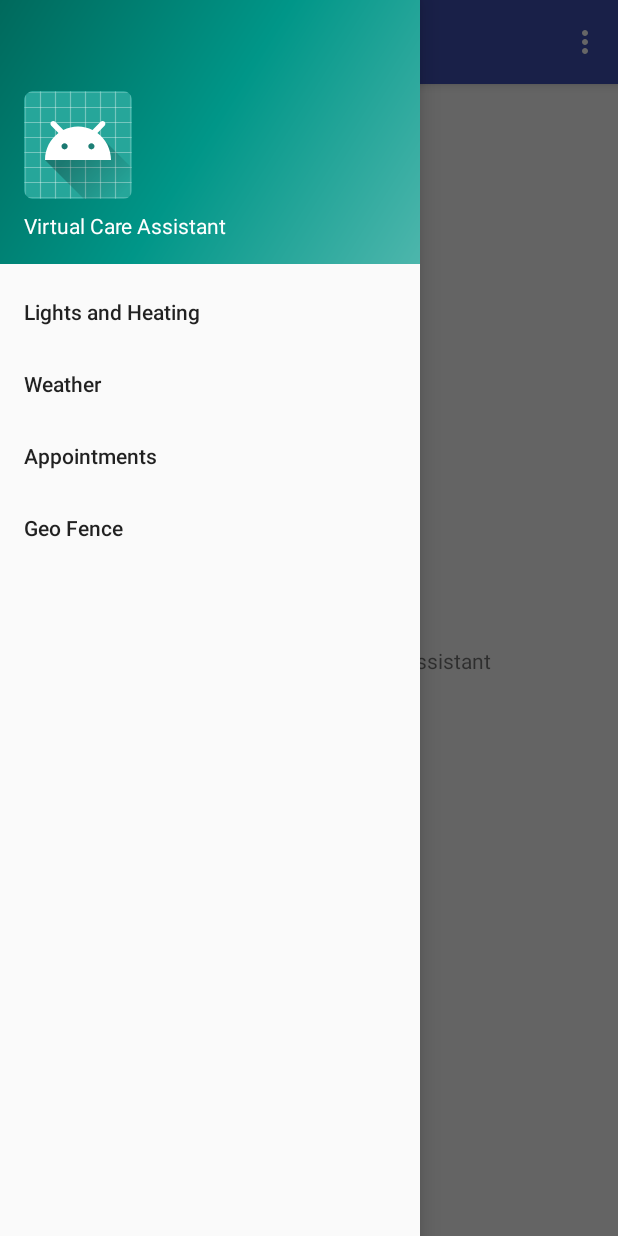
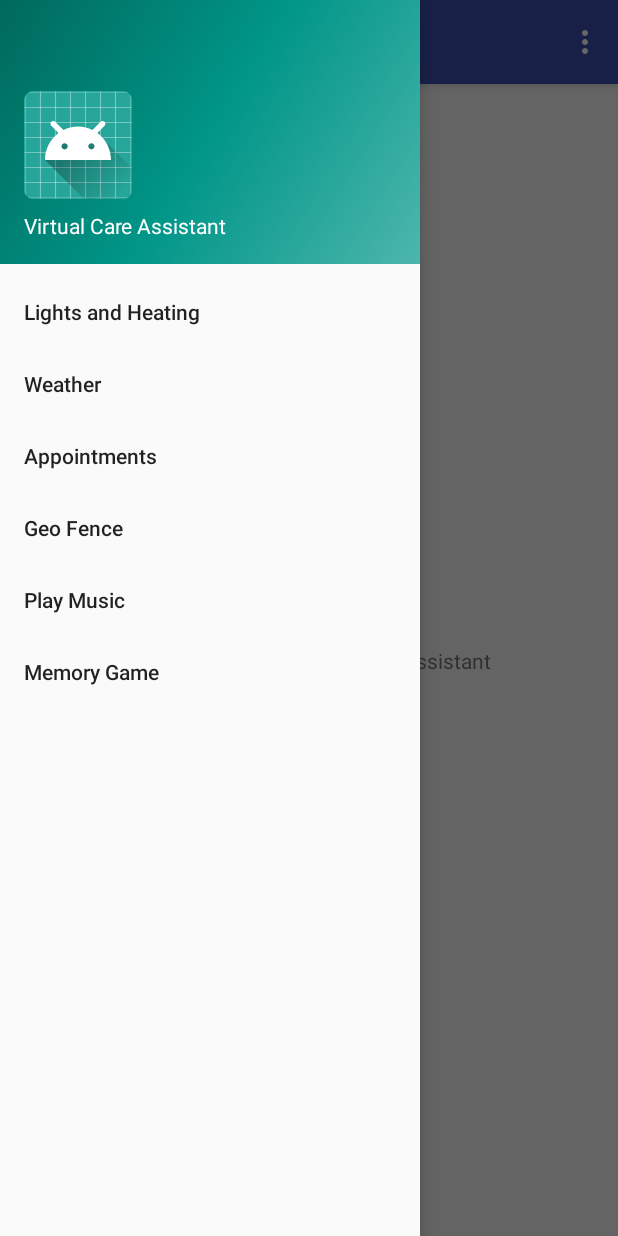
Before and after one commit to GroupProjectCIT/VCA-Project, an Android app: the screen it shows after launch (HomeActivity), with the side drawer open, on a phone screen of 412 x 824 dp. Run offline under Robolectric (Android 15) with nearby library versions, the phone set to English and light mode, and no system bars.

Commit message:
New list items
added memory game and music player to the list items

```diff
--- a/CareAssistant/app/src/main/res/menu/activity_home_drawer.xml
+++ b/CareAssistant/app/src/main/res/menu/activity_home_drawer.xml
@@ -12,12 +12,16 @@
             android:title="Weather" />
         <item
             android:id="@+id/calendar"
-
             android:title="Appointments" />
         <item
             android:id="@+id/geofence"
-
             android:title="Geo Fence" />
+        <item
+            android:id="@+id/music"
+            android:title="Play Music" />
+        <item
+            android:id="@+id/game"
+            android:title="Memory Game" />
     </group>
 
 </menu>
```
Also changed, not shown: CareAssistant/app/src/main/java/com/example/android/careassistant/HomeActivity.java (+21 -3 lines).
